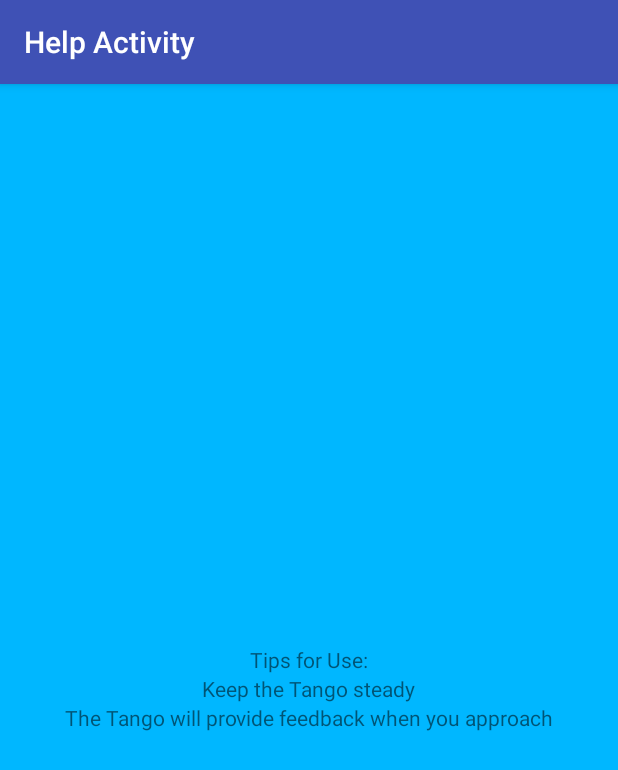
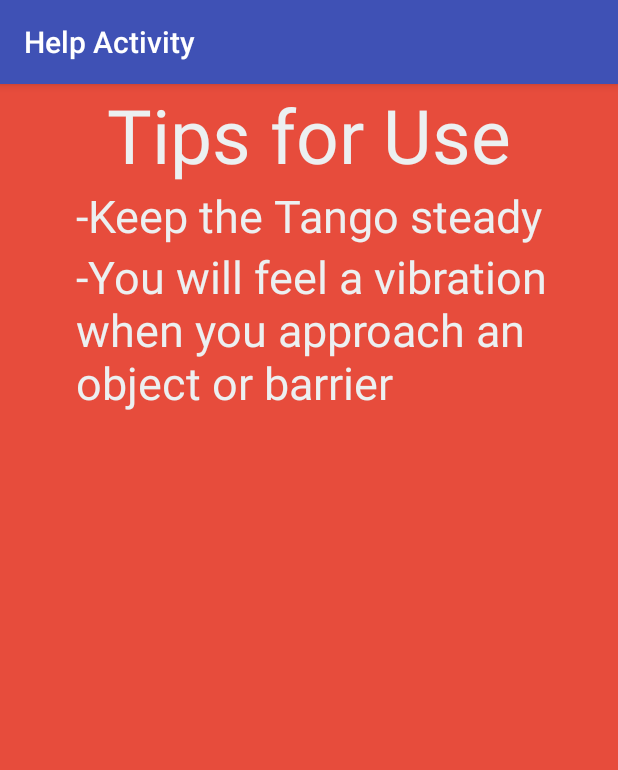
Before and after one commit to Abhilaash/Senior_Research_Abhilaash_Henry, an Android app: the HelpActivity screen opened directly, with no data from a screen before it, on a phone screen of 412 x 824 dp. Shown: the top 770 px of the screen. Run offline under Robolectric (Android 15) with nearby library versions, the phone set to English and light mode, and no system bars.

Commit message:
Added haptic feedback

```diff
--- a/app/src/main/AndroidManifest.xml
+++ b/app/src/main/AndroidManifest.xml
@@ -2,7 +2,7 @@
 <manifest xmlns:android="http://schemas.android.com/apk/res/android"
     package="edu2016avelamat2016hwang.tjhsst.senior_research_abhilaash_henry">
     <uses-permission android:name="android.permission.CAMERA" />
-
+    <uses-permission android:name="android.permission.VIBRATE" />
     <application
         android:allowBackup="true"
         android:icon="@mipmap/ic_launcher"
--- a/app/src/main/java/edu2016avelamat2016hwang/tjhsst/senior_research_abhilaash_henry/TangoActivity.java
+++ b/app/src/main/java/edu2016avelamat2016hwang/tjhsst/senior_research_abhilaash_henry/TangoActivity.java
@@ -31,7 +31,7 @@ import java.util.ArrayList;
 
             mTango = new Tango(this);
             mConfig = new TangoConfig();
-            mConfig = mTango.getConfig(TangoConfig.CONFIG_TYPE_DEFAULT);
+            mConfig = mTango.getConfig(TangoConfig.CONFIG_TYPE_CURRENT);
             mConfig.putBoolean(TangoConfig.KEY_BOOLEAN_COLORCAMERA, true);
             mConfig.putBoolean(TangoConfig.KEY_BOOLEAN_COLORMODEAUTO, true);
             mConfig.putBoolean(TangoConfig.KEY_BOOLEAN_DEPTH, true);
@@ -49,7 +49,8 @@ import java.util.ArrayList;
             tangoCameraPreview.connectToTangoCamera(mTango,
                     TangoCameraIntrinsics.TANGO_CAMERA_COLOR);
             // Use default configuration for Tango Service.
-            mTango.connect(mConfig);
+            TangoConfig config = mTango.getConfig(TangoConfig.CONFIG_TYPE_DEFAULT);
+            mTango.connect(config);
             ArrayList<TangoCoordinateFramePair> framePairs = new ArrayList<TangoCoordinateFramePair>();
             mTango.connectListener(framePairs, new Tango.OnTangoUpdateListener() {
                 @Override
@@ -69,7 +70,7 @@ import java.util.ArrayList;
 
                 @Override
                 public void onXyzIjAvailable(TangoXyzIjData xyzIj) {
-
+                    // We are not using OnPoseAvailable for this app
                 }
 
                 @Override
--- a/app/src/main/res/layout/activity_help.xml
+++ b/app/src/main/res/layout/activity_help.xml
@@ -1,27 +1,33 @@
 <?xml version="1.0" encoding="utf-8"?>
 <RelativeLayout xmlns:android="http://schemas.android.com/apk/res/android"
     android:layout_width="match_parent" android:layout_height="match_parent"
-    android:background="#00b7ff">
+    android:background="#e74c3c">
 
     <TextView
         android:layout_width="wrap_content"
         android:layout_height="wrap_content"
-        android:text="Tips for Use:"
+        android:text="Tips for Use"
         android:id="@+id/help1"
-        android:layout_centerVertical="true"
+        android:textSize="50dp"
+        android:textColor="#ecf0f1"
+        android:layout_alignParentTop="true"
         android:layout_centerHorizontal="true" />
     <TextView
         android:layout_width="wrap_content"
         android:layout_height="wrap_content"
-        android:text="Keep the Tango steady"
+        android:text="-Keep the Tango steady"
         android:id="@+id/help2"
+        android:textSize="30dp"
         android:layout_centerHorizontal="true"
-        android:layout_below="@id/help1"/>
+        android:layout_below="@id/help1"
+        android:textColor="#ecf0f1"/>
     <TextView
         android:layout_width="wrap_content"
         android:layout_height="wrap_content"
-        android:text="The Tango will provide feedback when you approach"
-        android:layout_centerHorizontal="true"
-        android:layout_below="@id/help2"/>
+        android:text="-You will feel a vibration when you approach an object or barrier"
+        android:textSize="30dp"
+        android:textColor="#ecf0f1"
+        android:layout_below="@+id/help2"
+        android:layout_alignStart="@+id/help2" />
 
 </RelativeLayout>
```
Also changed, not shown: 71 other files.
